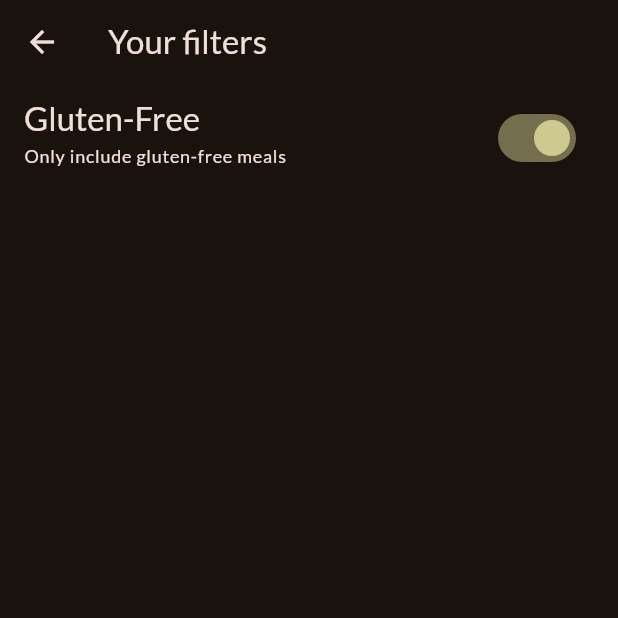
After one commit to MaheshB77/second_app, a Flutter app: the FiltersScreen screen opened directly, after a tap on "Gluten-Free", on a phone screen of 412 x 824 dp, the top half of it. The commit adds this screen. Run offline on Flutter 3.47's test engine with Material 3 defaults, Android fonts, the phone set to English and light mode, and no system bars; our stand-ins replace google_fonts, transparent_image.

Commit message:
Added filters screen

```diff
--- /dev/null
+++ b/lib/meals_app/screens/filters_screen.dart
@@ -0,0 +1,47 @@
+import 'package:flutter/material.dart';
+
+class FiltersScreen extends StatefulWidget {
+  const FiltersScreen({super.key});
+
+  @override
+  State<FiltersScreen> createState() => _FiltersScreenState();
+}
+
+class _FiltersScreenState extends State<FiltersScreen> {
+  bool _glutenFreeFilter = false;
+
+  @override
+  Widget build(BuildContext context) {
+    var theme = Theme.of(context);
+    return Scaffold(
+      appBar: AppBar(
+        title: const Text('Your filters'),
+      ),
+      body: Column(
+        children: [
+          SwitchListTile(
+            value: _glutenFreeFilter,
+            onChanged: (isActive) {
+              setState(() {
+                _glutenFreeFilter = isActive;
+              });
+            },
+            title: Text(
+              'Gluten-Free',
+              style: theme.textTheme.titleLarge!.copyWith(
+                color: theme.colorScheme.onBackground,
+              ),
+            ),
+            subtitle: Text(
+              'Only include gluten-free meals',
+              style: theme.textTheme.labelMedium!.copyWith(
+                color: theme.colorScheme.onBackground,
+              ),
+            ),
+            activeColor: theme.colorScheme.tertiary,
+          ),
+        ],
+      ),
+    );
+  }
+}
--- a/lib/meals_app/screens/tabs_screen.dart
+++ b/lib/meals_app/screens/tabs_screen.dart
@@ -1,6 +1,7 @@
 import 'package:flutter/material.dart';
 import 'package:second_app/meals_app/models/meal.dart';
 import 'package:second_app/meals_app/screens/category_screen.dart';
+import 'package:second_app/meals_app/screens/filters_screen.dart';
 import 'package:second_app/meals_app/screens/meals_screen.dart';
 import 'package:second_app/meals_app/widgets/main_drawer.dart';
 
@@ -70,9 +71,14 @@ class _TabsScreenState extends State<TabsScreen> {
   }
 
   void _selectSideOption(String option) {
+    Navigator.of(context).pop();
     if (option == 'filters') {
-    } else {
-      Navigator.of(context).pop();
+      Navigator.push(
+        context,
+        MaterialPageRoute(
+          builder: (ctx) => const FiltersScreen(),
+        ),
+      );
     }
   }
 
```
